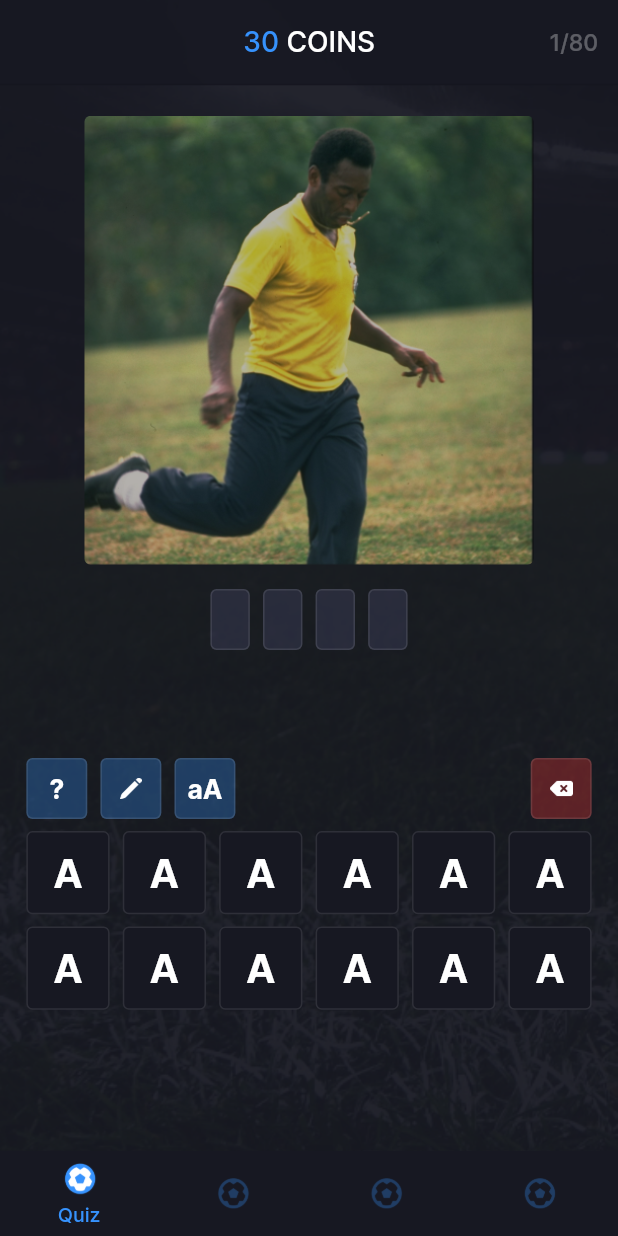
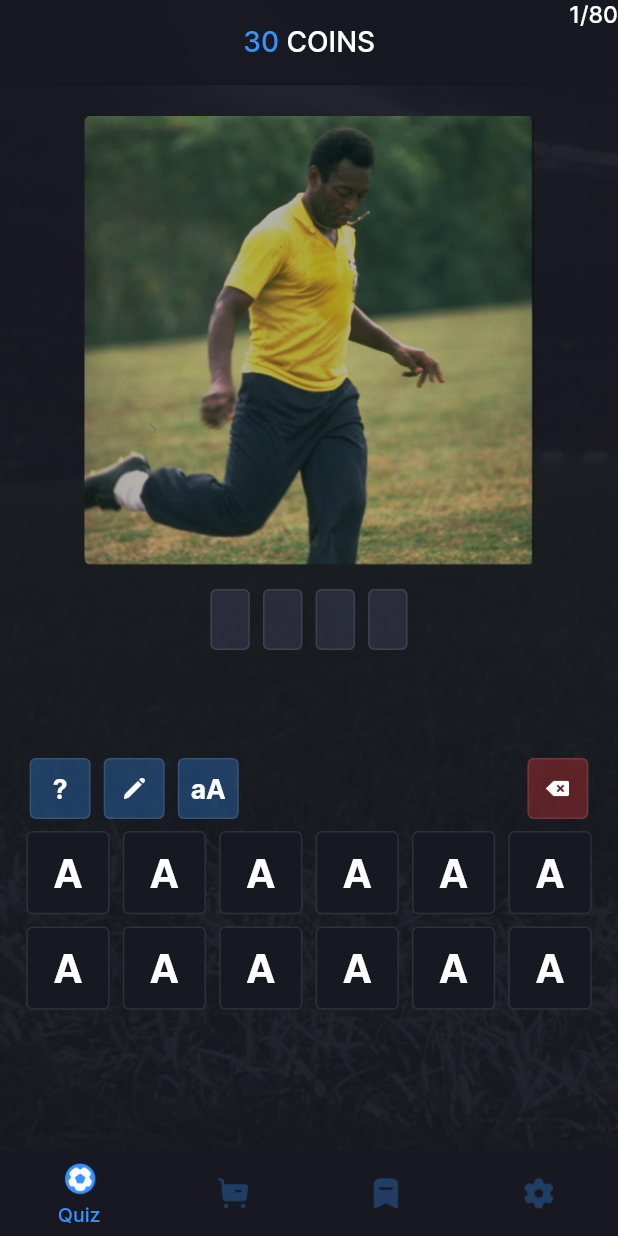
Before and after one commit to DianaTalantbekova/soccer-stars, a Flutter app: the screen it shows after launch, on a phone screen of 412 x 824 dp. Run offline on Flutter 3.47's test engine with Material 2 defaults, Android fonts, the phone set to English and light mode, and no system bars; our stand-ins replace flutter_bloc, flutter_screenutil, go_router.

Commit message:
bottom bar

```diff
--- a/lib/commons/image_items.dart
+++ b/lib/commons/image_items.dart
@@ -10,22 +10,22 @@ const imageItems = [
   ),
   ImageItem(
     id: 1,
-    assetOn: 'assets/png/icons/bx_football.png',
-    assetOff: 'assets/png/icons/bx_football_off.png',
+    assetOn: 'assets/png/icons/buy.png',
+    assetOff: 'assets/png/icons/buy_off.png',
     name: 'Store',
     path: '/store_screen',
   ),
   ImageItem(
     id: 2,
-    assetOn: 'assets/png/icons/bx_football.png',
-    assetOff: 'assets/png/icons/bx_football_off.png',
+    assetOn: 'assets/png/icons/bookmark.png',
+    assetOff: 'assets/png/icons/bookmark_off.png',
     name: 'Collections',
     path: '/collections_screen',
   ),
   ImageItem(
     id: 3,
-    assetOn: 'assets/png/icons/bx_football.png',
-    assetOff: 'assets/png/icons/bx_football_off.png',
+    assetOn: 'assets/png/icons/setting.png',
+    assetOff: 'assets/png/icons/setting_off.png',
     name: 'Settings',
     path: '/settings_screen',
   ),
--- a/lib/commons/text_style_helper.dart
+++ b/lib/commons/text_style_helper.dart
@@ -16,7 +16,7 @@ class TextStyleHelper {
     fontWeight: FontWeight.w400,
     fontSize: 12.sp,
     height: 15 / 12,
-    color: ThemeHelper.white7,
+    color: ThemeHelper.white,
   );
 
   static TextStyle helper3 = TextStyle(
@@ -32,7 +32,7 @@ class TextStyleHelper {
     fontWeight: FontWeight.w500,
     fontSize: 17.sp,
     height: 21 / 17,
-    color: ThemeHelper.lightblue,
+    color: ThemeHelper.lightBlue,
   );
 
   static TextStyle helper5 = TextStyle(
@@ -48,7 +48,7 @@ class TextStyleHelper {
     fontWeight: FontWeight.w500,
     fontSize: 14.sp,
     height: 17 / 14,
-    color: ThemeHelper.white3,
+    color: ThemeHelper.white,
   );
 
   static TextStyle helper7 = TextStyle(
@@ -80,6 +80,6 @@ class TextStyleHelper {
     fontWeight: FontWeight.w500,
     fontSize: 16.sp,
     height: 20 / 16,
-    color: ThemeHelper.white50,
+    color: ThemeHelper.white,
   );
 }
--- a/lib/commons/theme_helper.dart
+++ b/lib/commons/theme_helper.dart
@@ -1,36 +1,15 @@
 import 'package:flutter/material.dart';
 
 class ThemeHelper {
-  static Color white7 = const Color(0xFFFFFFFF).withOpacity(0.7);
-
   static const Color white = Color(0xFFFFFFFF);
 
-  static const Color purple = Color(0xFF393B55);
+  static const Color lightBlue = Color(0xFF3692FD);
 
-  static const Color lightblue = Color(0xFF3692FD);
+  static const Color blue = Color(0xFF393B55);
 
-  static const Color blue50 = Color.fromRGBO(57, 59, 85, 0.5);
+  static const Color darkBlue = Color(0xFF171822);
 
-  static Color blue94 = const Color(0xFF171822).withOpacity(0.94);
+  static const Color red = Color(0xFFFD3636);
 
-  static const Color backgroundColor = Color(0xFF171822);
-
-  static const Color blue35 = Color.fromRGBO(54, 145, 253, 0.35);
-
-  static Color white3 = const Color(0xFFFFFFFF).withOpacity(0.3);
-
-  static Color white50 = const Color(0xFFFFFFFF).withOpacity(0.5);
-
-  static const Color borderColor = Color.fromRGBO(0, 0, 0, 0.1);
-
-  static const Color border = Color.fromRGBO(255, 255, 255, 0.1);
-
-  static const Color red50 = Color.fromRGBO(253, 54, 54, 0.5);
-
-  static Color red50op3 = const Color.fromRGBO(253, 54, 54, 0.3);
-
-  static Color blue50op3 = const Color.fromRGBO(54, 146, 253, 0.3);
-
-  static Color borderCardColor = const Color.fromRGBO(54, 146, 253, 0.05);
-
+  static const Color black = Color(0xFF000000);
 }
--- a/lib/screens/collections_screen.dart
+++ b/lib/screens/collections_screen.dart
@@ -11,7 +11,7 @@ class CollectionsScreen extends StatelessWidget {
   @override
   Widget build(BuildContext context) {
     return Scaffold(
-      backgroundColor: ThemeHelper.backgroundColor,
+      backgroundColor: ThemeHelper.darkBlue,
       body: SafeArea(
         child: Stack(
           children: [
--- a/lib/screens/navigation_screen.dart
+++ b/lib/screens/navigation_screen.dart
@@ -20,7 +20,7 @@ class _NavigationScreenState extends State<NavigationScreen> {
   @override
   Widget build(BuildContext context) {
     return Scaffold(
-      backgroundColor: ThemeHelper.backgroundColor,
+      backgroundColor: ThemeHelper.darkBlue,
       body: SafeArea(
         child: Stack(
           children: [
--- a/lib/screens/premium_screen.dart
+++ b/lib/screens/premium_screen.dart
@@ -15,7 +15,7 @@ class _PremiumScreenState extends State<PremiumScreen> {
   @override
   Widget build(BuildContext context) {
     return Scaffold(
-      backgroundColor: ThemeHelper.backgroundColor,
+      backgroundColor: ThemeHelper.darkBlue,
       body: Stack(
         children: [
           Positioned.fill(
@@ -134,10 +134,10 @@ class _PremiumScreenState extends State<PremiumScreen> {
         width: 147.w,
         height: 87.h,
         decoration: BoxDecoration(
-          color: ThemeHelper.blue94,
+          color: ThemeHelper.darkBlue.withOpacity(0.94),
           borderRadius: BorderRadius.circular(4.r),
           border: Border.all(
-            color: ThemeHelper.lightblue,
+            color: ThemeHelper.lightBlue,
             width: 0.5.r,
           ),
         ),
--- a/lib/screens/quiz_screen.dart
+++ b/lib/screens/quiz_screen.dart
@@ -12,7 +12,7 @@ class QuizScreen extends StatelessWidget {
   @override
   Widget build(BuildContext context) {
     return Scaffold(
-      backgroundColor: ThemeHelper.backgroundColor,
+      backgroundColor: ThemeHelper.darkBlue,
       body: Stack(
         children: [
           Positioned.fill(
@@ -69,7 +69,7 @@ class QuizScreen extends StatelessWidget {
 
   Widget _buildHints() {
     return Padding(
-      padding: EdgeInsets.symmetric(horizontal: 16.w),
+      padding: EdgeInsets.symmetric(horizontal: 18.w),
       child: Row(
         children: [
           const HintButton(
@@ -84,9 +84,9 @@ class QuizScreen extends StatelessWidget {
             asset: 'aA',
           ),
           const Spacer(),
-          const HintButton(
+          HintButton(
             asset: 'assets/png/backspace.png',
-            color: ThemeHelper.red50,
+            color: ThemeHelper.red.withOpacity(0.5),
           ),
         ],
       ),
@@ -113,9 +113,11 @@ class QuizScreen extends StatelessWidget {
             width: 50.5.r,
             height: 50.r,
             decoration: BoxDecoration(
-              color: ThemeHelper.backgroundColor,
+              color: ThemeHelper.darkBlue,
               borderRadius: BorderRadius.circular(4.r),
-              border: Border.all(color: ThemeHelper.border),
+              border: Border.all(
+                color: ThemeHelper.white.withOpacity(0.1),
+              ),
             ),
             child: Text(
               'A',
--- a/lib/widgets/app_bar_widget.dart
+++ b/lib/widgets/app_bar_widget.dart
@@ -20,7 +20,7 @@ class AppBarWidget extends StatelessWidget {
       width: 375.w,
       height: 56.h,
       child: AppBar(
-        backgroundColor: ThemeHelper.blue94,
+        backgroundColor: ThemeHelper.darkBlue.withOpacity(0.94),
         elevation: 0,
         title: RichText(
           text: TextSpan(
@@ -36,21 +36,15 @@ class AppBarWidget extends StatelessWidget {
         ),
         centerTitle: true,
         actions: [
-          Padding(
-            padding: EdgeInsets.symmetric(
-              horizontal: 13.r,
-              vertical: 19.r,
-            ),
-            child: Text(
-              '$currentPlayer/$totalPlayers',
-              style: TextStyleHelper.helper6,
-            ),
+          Text(
+            '$currentPlayer/$totalPlayers',
+            style: TextStyleHelper.helper6,
           ),
         ],
         bottom: PreferredSize(
           preferredSize: Size.fromHeight(1.h),
           child: Container(
-            color: ThemeHelper.borderColor,
+            color: ThemeHelper.black.withOpacity(0.1),
             height: 1.h,
           ),
         ),
--- a/lib/widgets/card_button.dart
+++ b/lib/widgets/card_button.dart
@@ -10,7 +10,7 @@ class CardButton extends StatelessWidget {
   const CardButton({
     super.key,
     this.onTap,
-    this.color = ThemeHelper.lightblue,
+    this.color = ThemeHelper.lightBlue,
     required this.buttonText,
   });
   bool get _active => onTap != null;
--- a/lib/widgets/hint_button.dart
+++ b/lib/widgets/hint_button.dart
@@ -8,7 +8,7 @@ class HintButton extends StatelessWidget {
     super.key,
     required this.asset,
     this.onTap,
-    this.color = ThemeHelper.lightblue,
+    this.color = ThemeHelper.lightBlue,
   });
   final String asset;
   final VoidCallback? onTap;
@@ -28,7 +28,9 @@ class HintButton extends StatelessWidget {
         decoration: BoxDecoration(
           color: _active ? color.withOpacity(0.5) : color.withOpacity(0.3),
           borderRadius: BorderRadius.circular(4.r),
-          border: Border.all(color: ThemeHelper.border),
+          border: Border.all(
+            color: ThemeHelper.white.withOpacity(0.1),
+          ),
         ),
         child: Center(
           child: _buildBody(),
--- a/lib/widgets/letter_button.dart
+++ b/lib/widgets/letter_button.dart
@@ -19,9 +19,11 @@ class LetterButton extends StatelessWidget {
         width: 23.91.w,
         height: 40.h,
         decoration: BoxDecoration(
-          color: ThemeHelper.blue50,
+          color: ThemeHelper.blue.withOpacity(0.5),
           borderRadius: BorderRadius.circular(4.r),
-          border: Border.all(color: ThemeHelper.border),
+          border: Border.all(
+            color: ThemeHelper.white.withOpacity(0.1),
+          ),
         ),
       ),
     );
--- a/lib/widgets/premium_button.dart
+++ b/lib/widgets/premium_button.dart
@@ -8,7 +8,7 @@ class PremiumButton extends StatefulWidget {
     super.key,
     this.onTap,
     required this.text,
-    this.color = ThemeHelper.lightblue,
+    this.color = ThemeHelper.lightBlue,
   });
   final String text;
   final VoidCallback? onTap;
@@ -35,7 +35,7 @@ class _PremiumButtonState extends State<PremiumButton> {
           boxShadow: widget._active
               ? [
                   BoxShadow(
-                    color: ThemeHelper.blue35,
+                    color: ThemeHelper.white.withOpacity(0.15),
                     offset: Offset(
                       0.r,
                       4.r,
```
Also changed, not shown: lib/screens/settings_screen.dart (+5 -3 lines), lib/screens/store_screen.dart (+10 -4 lines), assets/png/icons/bookmark.png (added), assets/png/icons/bookmark_off.png (added), assets/png/icons/setting.png (added), assets/png/icons/setting_off.png (added).
